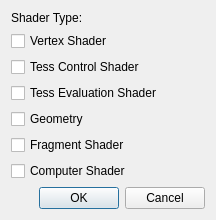
Above: addshaderdialog.ui from whyjld/osgEditor before the change. Below: the same form after it.
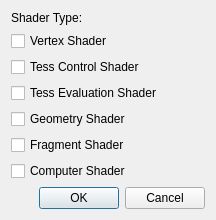
That is the form after the change.

Diff of the .ui file:
```diff
--- a/addshaderdialog.ui
+++ b/addshaderdialog.ui
@@ -52,7 +52,7 @@
        <item>
         <widget class="QCheckBox" name="cbGeometry">
          <property name="text">
-          <string>Geometry</string>
+          <string>Geometry Shader</string>
          </property>
         </widget>
        </item>
```
